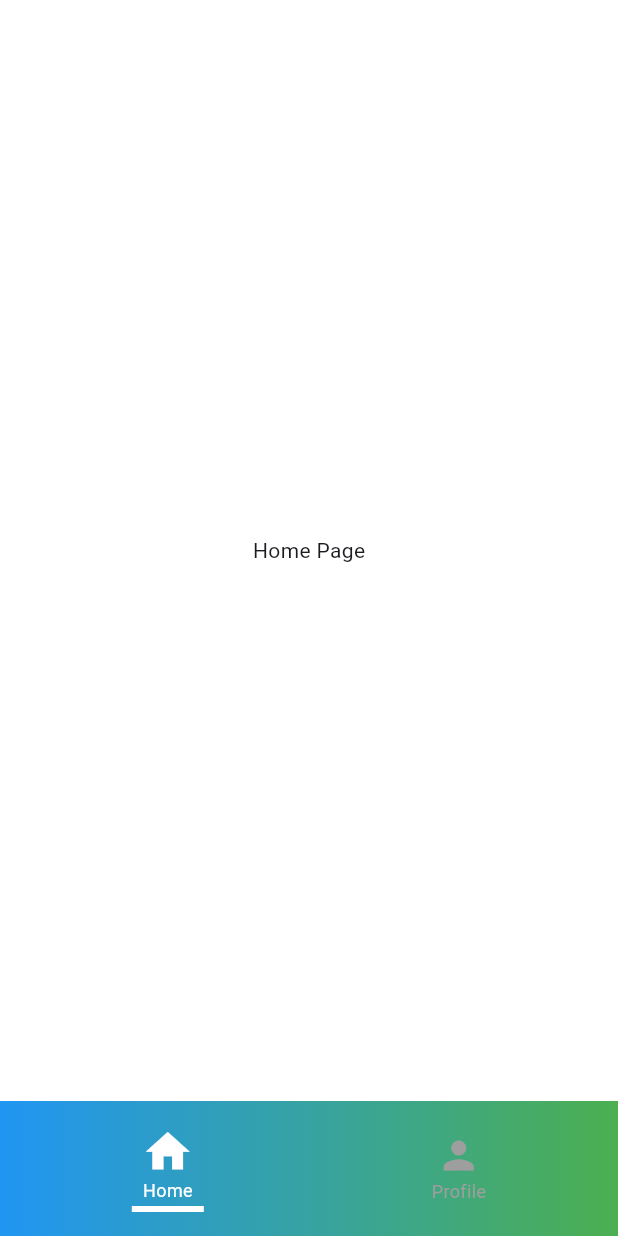
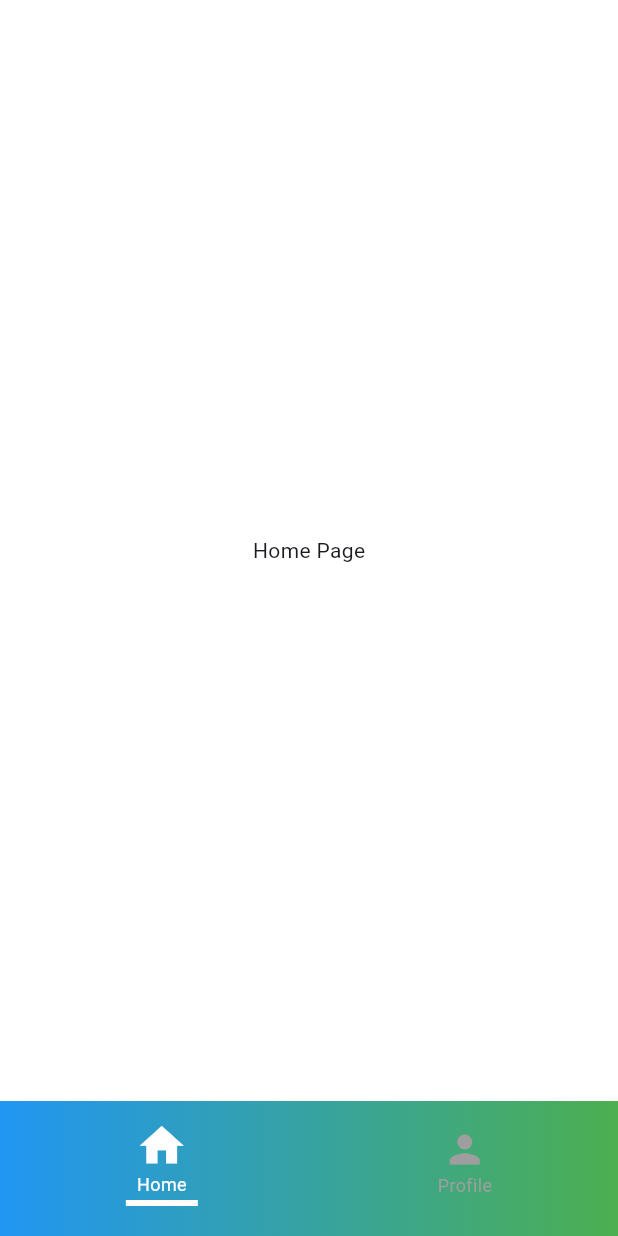
Before and after one commit to juanmacUTP/gradient_indicator_nav_bar, a Flutter app: the screen it shows after launch, on a phone screen of 412 x 824 dp. Run offline on Flutter 3.47's test engine with Material 3 defaults, Android fonts, the phone set to English and light mode, and no system bars.

Commit message:
refact: some refactoring done

```diff
--- a/lib/src/custom_nav_bar.dart
+++ b/lib/src/custom_nav_bar.dart
@@ -1,4 +1,3 @@
-import 'dart:io';
 import 'package:flutter/material.dart';
 import 'package:provider/provider.dart';
 
@@ -69,7 +68,6 @@ class CustomNavBar extends StatelessWidget {
 
   @override
   Widget build(BuildContext context) {
-    bool iOS = Platform.isIOS;
 
     final controller = context.watch<NavBarController>();
 
@@ -78,9 +76,7 @@ class CustomNavBar extends StatelessWidget {
       decoration: BoxDecoration(gradient: gradient),
       padding: const EdgeInsets.all(4),
       child: Padding(
-        padding: iOS
-            ? const EdgeInsets.only(bottom: 12.0, top: 4)
-            : const EdgeInsets.all(8),
+        padding: const EdgeInsets.only(bottom: 12.0, top: 4),
         child: Row(
           mainAxisAlignment: MainAxisAlignment.spaceAround,
           children: items.asMap().entries.map((entry) {
```
